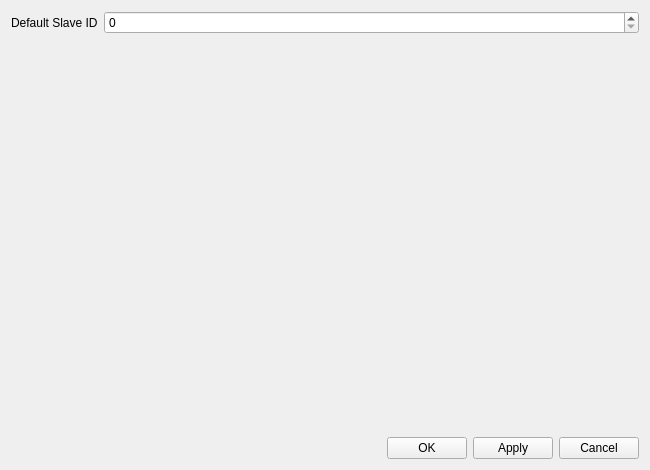
Before: the Qt Designer form QLin/settingsdialog.ui in pr4u4t/automatron3000, drawn with Qt 5.
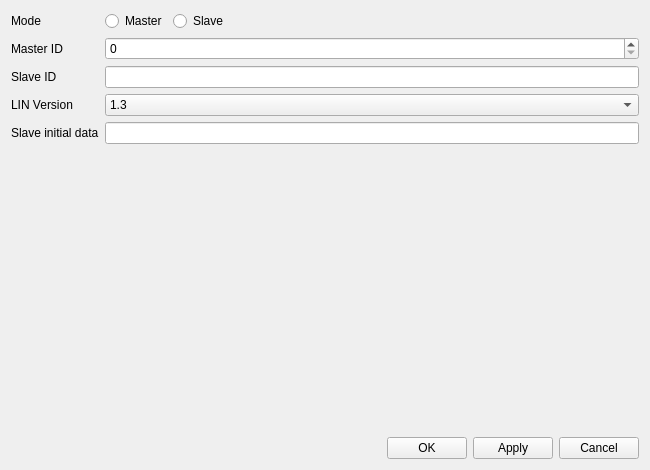
After: the same form once the commit is applied.

The edit to the form file:
```diff
--- a/QLin/settingsdialog.ui
+++ b/QLin/settingsdialog.ui
@@ -17,19 +17,113 @@
    <item>
     <layout class="QFormLayout" name="formLayout">
      <item row="0" column="0">
-      <widget class="QLabel" name="label">
+      <widget class="QLabel" name="label_3">
        <property name="text">
-        <string>Default Slave ID</string>
+        <string>Mode</string>
        </property>
       </widget>
      </item>
      <item row="0" column="1">
-      <widget class="QSpinBox" name="defaultSlaveID">
+      <layout class="QHBoxLayout" name="horizontalLayout_2">
+       <item>
+        <widget class="QRadioButton" name="masterCheck">
+         <property name="text">
+          <string>Master</string>
+         </property>
+         <attribute name="buttonGroup">
+          <string notr="true">modeGroup</string>
+         </attribute>
+        </widget>
+       </item>
+       <item>
+        <widget class="QRadioButton" name="slaveCheck">
+         <property name="text">
+          <string>Slave</string>
+         </property>
+         <attribute name="buttonGroup">
+          <string notr="true">modeGroup</string>
+         </attribute>
+        </widget>
+       </item>
+       <item>
+        <spacer name="horizontalSpacer_2">
+         <property name="orientation">
+          <enum>Qt::Horizontal</enum>
+         </property>
+         <property name="sizeHint" stdset="0">
+          <size>
+           <width>40</width>
+           <height>20</height>
+          </size>
+         </property>
+        </spacer>
+       </item>
+      </layout>
+     </item>
+     <item row="1" column="0">
+      <widget class="QLabel" name="label">
+       <property name="text">
+        <string>Master ID</string>
+       </property>
+      </widget>
+     </item>
+     <item row="1" column="1">
+      <widget class="QSpinBox" name="masterID">
        <property name="maximum">
         <number>63</number>
        </property>
       </widget>
      </item>
+     <item row="2" column="0">
+      <widget class="QLabel" name="label_4">
+       <property name="text">
+        <string>Slave ID</string>
+       </property>
+      </widget>
+     </item>
+     <item row="2" column="1">
+      <widget class="QLineEdit" name="slaveID"/>
+     </item>
+     <item row="3" column="0">
+      <widget class="QLabel" name="label_2">
+       <property name="text">
+        <string>LIN Version</string>
+       </property>
+      </widget>
+     </item>
+     <item row="3" column="1">
+      <widget class="QComboBox" name="linVersion">
+       <item>
+        <property name="text">
+         <string>1.3</string>
+        </property>
+       </item>
+       <item>
+        <property name="text">
+         <string>2.0</string>
+        </property>
+       </item>
+       <item>
+        <property name="text">
+         <string>2.1</string>
+        </property>
+       </item>
+      </widget>
+     </item>
+     <item row="4" column="0">
+      <widget class="QLabel" name="label_5">
+       <property name="text">
+        <string>Slave initial data</string>
+       </property>
+      </widget>
+     </item>
+     <item row="4" column="1">
+      <layout class="QGridLayout" name="gridLayout">
+       <item row="1" column="0">
+        <widget class="QLineEdit" name="slaveData"/>
+       </item>
+      </layout>
+     </item>
     </layout>
    </item>
    <item>
```
Left out of the diff: 3 changed lines with no effect on the pictures.
